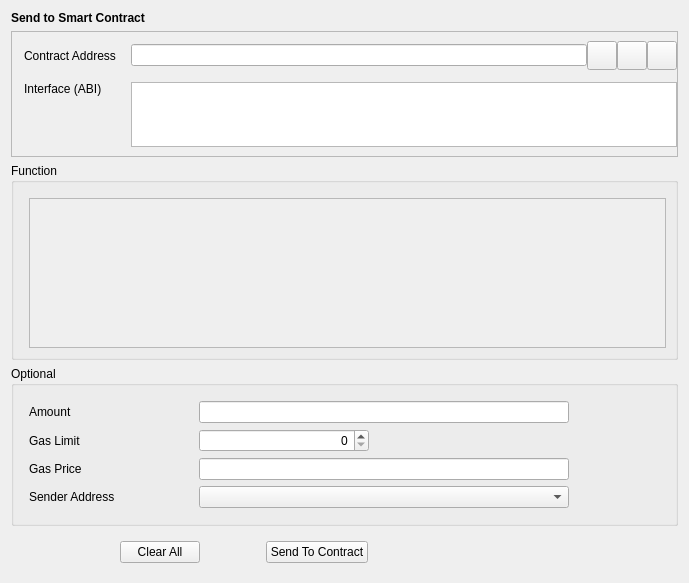
This is src/qt/forms/sendtocontract.ui in qtumproject/qtum as Qt 5 draws it before an edit. The edited form follows.
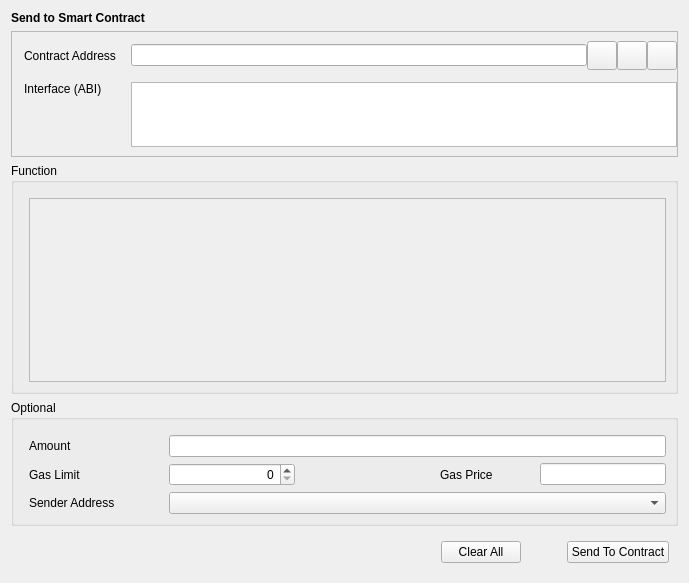
This is the edited form. Custom widgets are drawn as their Qt base class.

Patch:
```diff
--- a/src/qt/forms/sendtocontract.ui
+++ b/src/qt/forms/sendtocontract.ui
@@ -197,7 +197,7 @@
                <x>0</x>
                <y>0</y>
                <width>639</width>
-               <height>157</height>
+               <height>182</height>
               </rect>
              </property>
             </widget>
@@ -224,40 +224,8 @@
           <property name="verticalSpacing">
            <number>6</number>
           </property>
-          <item row="1" column="1">
-           <widget class="QSpinBox" name="lineEditGasLimit">
-            <property name="maximumSize">
-             <size>
-              <width>170</width>
-              <height>16777215</height>
-             </size>
-            </property>
-            <property name="alignment">
-             <set>Qt::AlignRight|Qt::AlignTrailing|Qt::AlignVCenter</set>
-            </property>
-           </widget>
-          </item>
-          <item row="2" column="1">
-           <widget class="BitcoinAmountField" name="lineEditGasPrice"/>
-          </item>
-          <item row="3" column="0">
-           <widget class="QLabel" name="labelSenderAddress">
-            <property name="sizePolicy">
-             <sizepolicy hsizetype="Fixed" vsizetype="Preferred">
-              <horstretch>0</horstretch>
-              <verstretch>0</verstretch>
-             </sizepolicy>
-            </property>
-            <property name="minimumSize">
-             <size>
-              <width>160</width>
-              <height>0</height>
-             </size>
-            </property>
-            <property name="text">
-             <string>Sender Address</string>
-            </property>
-           </widget>
+          <item row="0" column="1" colspan="4">
+           <widget class="BitcoinAmountField" name="lineEditAmount"/>
           </item>
           <item row="1" column="0">
            <widget class="QLabel" name="labelGasLimit">
@@ -269,7 +237,7 @@
             </property>
             <property name="minimumSize">
              <size>
-              <width>160</width>
+              <width>130</width>
               <height>0</height>
              </size>
             </property>
@@ -278,23 +246,7 @@
             </property>
            </widget>
           </item>
-          <item row="3" column="1">
-           <widget class="AddressField" name="lineEditSenderAddress">
-            <property name="minimumSize">
-             <size>
-              <width>370</width>
-              <height>0</height>
-             </size>
-            </property>
-            <property name="maximumSize">
-             <size>
-              <width>370</width>
-              <height>16777215</height>
-             </size>
-            </property>
-           </widget>
-          </item>
-          <item row="2" column="0">
+          <item row="1" column="3">
            <widget class="QLabel" name="labelGasPrice">
             <property name="sizePolicy">
              <sizepolicy hsizetype="Fixed" vsizetype="Preferred">
@@ -304,7 +256,7 @@
             </property>
             <property name="minimumSize">
              <size>
-              <width>160</width>
+              <width>90</width>
               <height>0</height>
              </size>
             </property>
@@ -313,8 +265,15 @@
             </property>
            </widget>
           </item>
-          <item row="0" column="1">
-           <widget class="BitcoinAmountField" name="lineEditAmount"/>
+          <item row="3" column="1" colspan="4">
+           <widget class="AddressField" name="lineEditSenderAddress">
+            <property name="minimumSize">
+             <size>
+              <width>370</width>
+              <height>0</height>
+             </size>
+            </property>
+           </widget>
           </item>
           <item row="0" column="0">
            <widget class="QLabel" name="labelAmount">
@@ -326,7 +285,7 @@
             </property>
             <property name="minimumSize">
              <size>
-              <width>160</width>
+              <width>130</width>
               <height>0</height>
              </size>
             </property>
@@ -335,14 +294,49 @@
             </property>
            </widget>
           </item>
-          <item row="0" column="2" rowspan="5">
-           <spacer name="horizontalSpacer_4">
+          <item row="1" column="4">
+           <widget class="BitcoinAmountField" name="lineEditGasPrice"/>
+          </item>
+          <item row="3" column="0">
+           <widget class="QLabel" name="labelSenderAddress">
+            <property name="sizePolicy">
+             <sizepolicy hsizetype="Fixed" vsizetype="Preferred">
+              <horstretch>0</horstretch>
+              <verstretch>0</verstretch>
+             </sizepolicy>
+            </property>
+            <property name="minimumSize">
+             <size>
+              <width>130</width>
+              <height>0</height>
+             </size>
+            </property>
+            <property name="text">
+             <string>Sender Address</string>
+            </property>
+           </widget>
+          </item>
+          <item row="1" column="1">
+           <widget class="QSpinBox" name="lineEditGasLimit">
+            <property name="sizePolicy">
+             <sizepolicy hsizetype="Expanding" vsizetype="Fixed">
+              <horstretch>0</horstretch>
+              <verstretch>0</verstretch>
+             </sizepolicy>
+            </property>
+            <property name="alignment">
+             <set>Qt::AlignRight|Qt::AlignTrailing|Qt::AlignVCenter</set>
+            </property>
+           </widget>
+          </item>
+          <item row="1" column="2">
+           <spacer name="horizontalSpacer_2">
             <property name="orientation">
              <enum>Qt::Horizontal</enum>
             </property>
             <property name="sizeHint" stdset="0">
              <size>
-              <width>0</width>
+              <width>60</width>
               <height>20</height>
              </size>
             </property>
@@ -375,11 +369,11 @@
         <enum>Qt::Horizontal</enum>
        </property>
        <property name="sizeType">
-        <enum>QSizePolicy::Fixed</enum>
+        <enum>QSizePolicy::Expanding</enum>
        </property>
        <property name="sizeHint" stdset="0">
         <size>
-         <width>100</width>
+         <width>40</width>
          <height>20</height>
         </size>
        </property>
@@ -402,7 +396,7 @@
        </property>
        <property name="sizeHint" stdset="0">
         <size>
-         <width>60</width>
+         <width>40</width>
          <height>20</height>
         </size>
        </property>
@@ -415,19 +409,6 @@
        </property>
       </widget>
      </item>
-     <item>
-      <spacer name="horizontalSpacer_2">
-       <property name="orientation">
-        <enum>Qt::Horizontal</enum>
-       </property>
-       <property name="sizeHint" stdset="0">
-        <size>
-         <width>40</width>
-         <height>20</height>
-        </size>
-       </property>
-      </spacer>
-     </item>
     </layout>
    </item>
   </layout>
```
